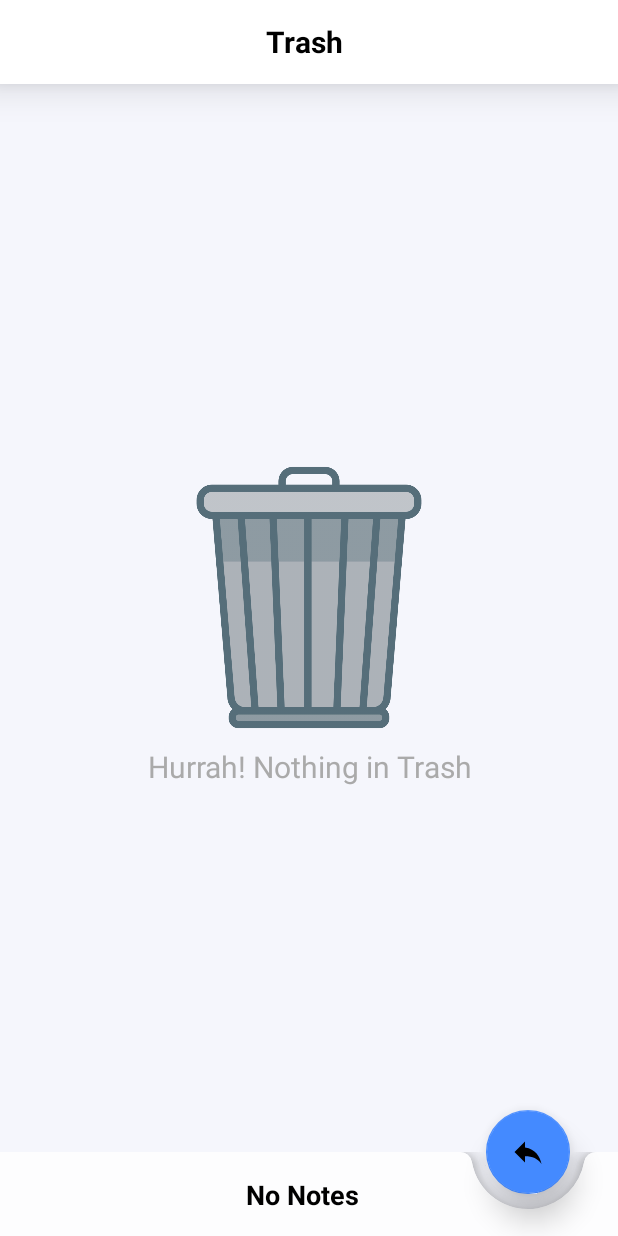
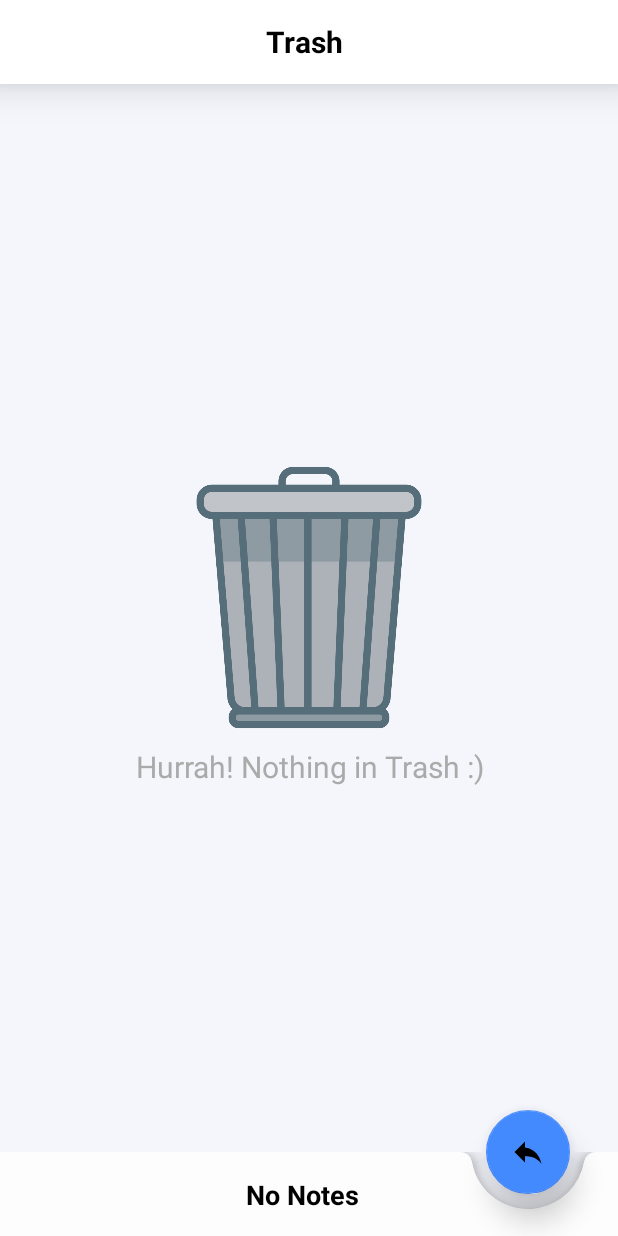
Before and after one commit to 1407arjun/NotesApp, an Android app: the TrashActivity screen opened directly, with no data from a screen before it, on a phone screen of 412 x 824 dp. Run offline under Robolectric (Android 15) with nearby library versions, the phone set to English and light mode, and no system bars.

Commit message:
Redesigned UI

```diff
--- a/app/src/main/res/layout/activity_edit_note.xml
+++ b/app/src/main/res/layout/activity_edit_note.xml
@@ -23,7 +23,7 @@
         app:menu="@menu/bottom_menu"
         app:navigationIcon="@drawable/ic_back"
         app:subtitleTextColor="?attr/hintTextColors"
-        app:title="?attr/textColors"
+        app:title="New note"
         app:titleTextColor="?attr/textColors" />
 
     <EditText
--- a/app/src/main/res/layout/activity_main.xml
+++ b/app/src/main/res/layout/activity_main.xml
@@ -135,7 +135,7 @@
             android:layout_width="match_parent"
             android:layout_height="wrap_content"
             android:gravity="center"
-            android:text="It's all lonely here...\nAdd your first note using the Add Note button"
+            android:text="It's all lonely here :(\nAdd your first note using the Add Note button"
             android:textAlignment="gravity"
             android:textColor="?attr/hintTextColors"
             android:textSize="20sp" />
--- a/app/src/main/res/layout/activity_trash.xml
+++ b/app/src/main/res/layout/activity_trash.xml
@@ -130,7 +130,7 @@
             android:layout_width="match_parent"
             android:layout_height="wrap_content"
             android:gravity="center"
-            android:text="Hurrah! Nothing in Trash"
+            android:text="Hurrah! Nothing in Trash :)"
             android:textAlignment="gravity"
             android:textColor="?attr/hintTextColors"
             android:textSize="20sp" />
```
